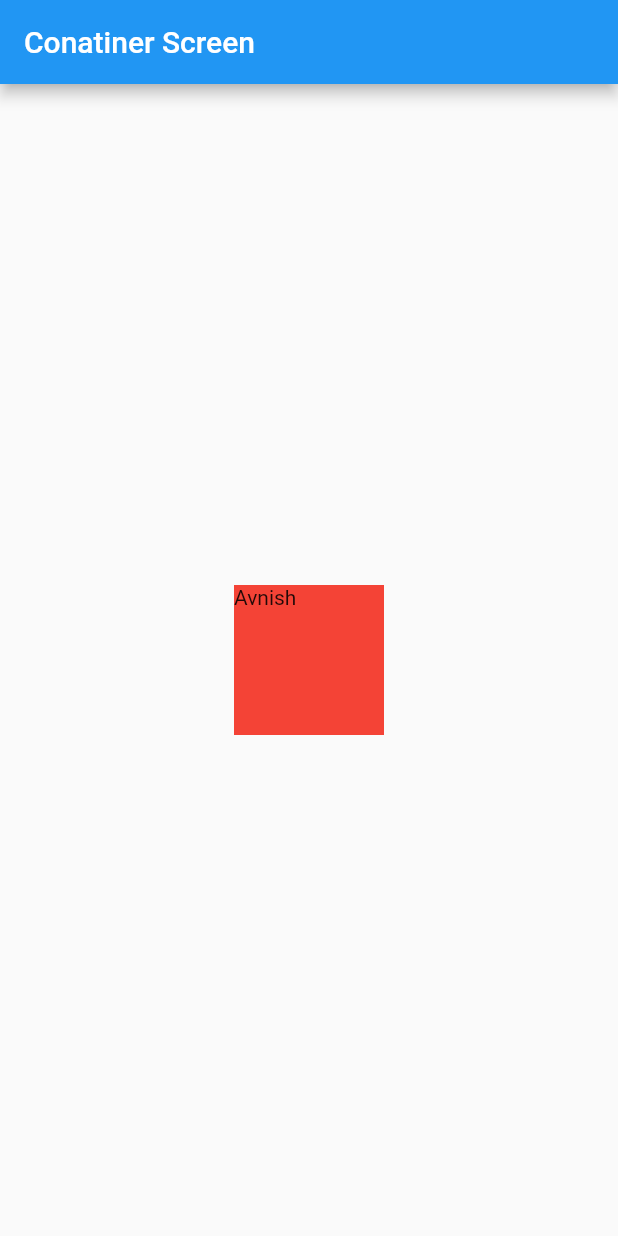
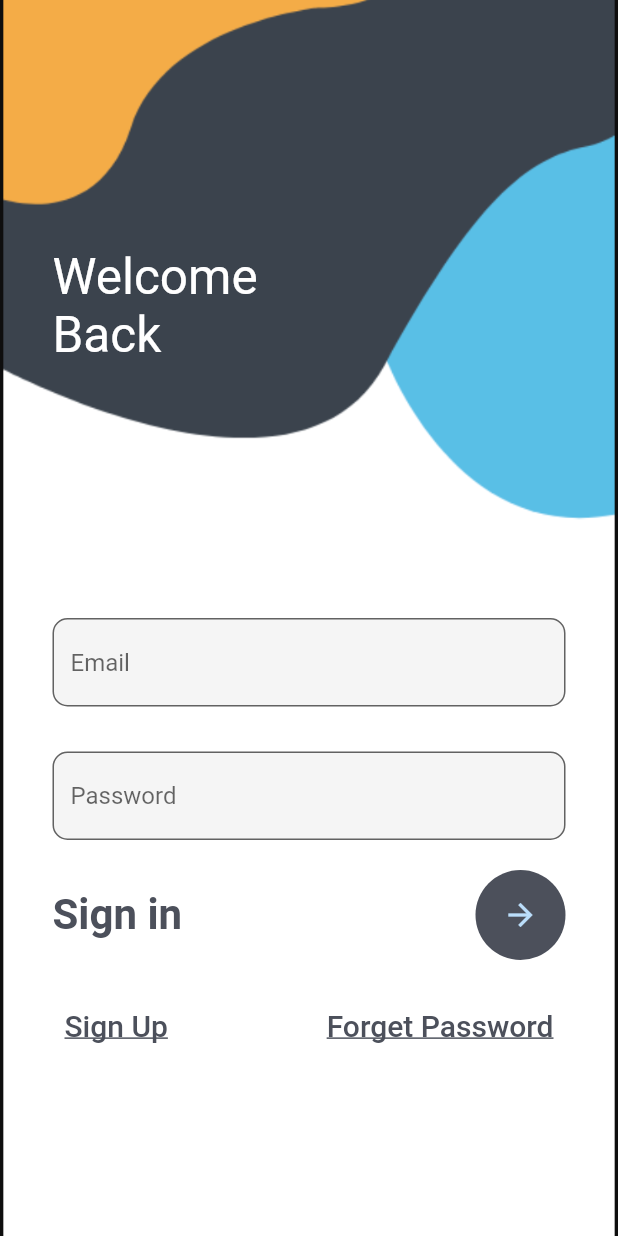
Before and after one commit to avnishaks/flutter, a Flutter app: the screen it shows after launch, on a phone screen of 412 x 824 dp. Run offline on Flutter 3.47's test engine with Material 2 defaults, Android fonts, the phone set to English and light mode, and no system bars.

Commit message:
UI design for the Sign In and Sign Up Page

```diff
--- /dev/null
+++ b/bootcamp_app/lib/login.dart
@@ -0,0 +1,118 @@
+import 'package:flutter/cupertino.dart';
+import 'package:flutter/material.dart';
+
+class MyLogin extends StatefulWidget {
+  const MyLogin({Key? key}) : super(key: key);
+
+  @override
+  _MyLoginState createState() => _MyLoginState();
+}
+
+class _MyLoginState extends State<MyLogin> {
+  @override
+  Widget build(BuildContext context) {
+    return Container(
+      decoration: BoxDecoration(
+          image: DecorationImage(
+              image: AssetImage('assets/login.png'), fit: BoxFit.cover)),
+      child: Scaffold(
+        backgroundColor: Colors.transparent,
+        body: Stack(
+          children: [
+            Container(
+              padding: EdgeInsets.only(
+                left: 35,
+                top: MediaQuery.of(context).size.height * 0.2,
+              ),
+              child: Text(
+                'Welcome \nBack',
+                style: TextStyle(color: Colors.white, fontSize: 33),
+              ),
+            ),
+            SingleChildScrollView(
+              child: Container(
+                padding: EdgeInsets.only(
+                    top: MediaQuery.of(context).size.height * 0.5,
+                    right: 35,
+                    left: 35),
+                child: Column(
+                  children: [
+                    TextField(
+                      decoration: InputDecoration(
+                          fillColor: Colors.grey.shade100,
+                          filled: true,
+                          hintText: 'Email',
+                          border: OutlineInputBorder(
+                              borderRadius: BorderRadius.circular(10))),
+                    ),
+                    SizedBox(
+                      height: 30,
+                    ),
+                    TextField(
+                        obscureText: true,
+                        decoration: InputDecoration(
+                            fillColor: Colors.grey.shade100,
+                            filled: true,
+                            hintText: 'Password',
+                            border: OutlineInputBorder(
+                                borderRadius: BorderRadius.circular(10)))),
+                    SizedBox(
+                      height: 20,
+                    ),
+                    Row(
+                      mainAxisAlignment: MainAxisAlignment.spaceBetween,
+                      children: [
+                        Text(
+                          'Sign in',
+                          style: TextStyle(
+                              color: Color(0xff4c505b),
+                              fontSize: 28,
+                              fontWeight: FontWeight.w700),
+                        ),
+                        CircleAvatar(
+                          radius: 30,
+                          backgroundColor: Color(0xff4c505b),
+                          child: IconButton(
+                              onPressed: () {},
+                              icon: Icon(Icons.arrow_forward)),
+                        )
+                      ],
+                    ),
+                    SizedBox(
+                      height: 20,
+                    ),
+                    Row(
+                      mainAxisAlignment: MainAxisAlignment.spaceBetween,
+                      children: [
+                        TextButton(
+                            onPressed: () {
+                              Navigator.pushNamed(context,'register');
+                            },
+                            child: Text(
+                              'Sign Up',
+                              style: TextStyle(
+                                  decoration: TextDecoration.underline,
+                                  fontSize: 20,
+                                  color: Color(0xff4c505b)),
+                            )),
+                            TextButton(
+                            onPressed: () {},
+                            child: Text(
+                              'Forget Password',
+                              style: TextStyle(
+                                  decoration: TextDecoration.underline,
+                                  fontSize: 20,
+                                  color: Color(0xff4c505b)),
+                            )),
+                      ],
+                    )
+                  ],
+                ),
+              ),
+            ),
+          ],
+        ),
+      ),
+    );
+  }
+}
--- a/bootcamp_app/lib/main.dart
+++ b/bootcamp_app/lib/main.dart
@@ -98,29 +98,22 @@
 
 */
 
+
 import 'package:flutter/material.dart';
+import 'package:bootcamp_app/login.dart';
+import 'package:bootcamp_app/register.dart';
 
-main() {
-  void myfunction() {
-    print("Avnish Singh");
-  }
+
+void main() {
 
   runApp(MaterialApp(
-    home: Scaffold(
-      appBar: AppBar(
-        title: Text("Conatiner Screen"),
-      ),
-      body: Center(
-        child: Container(
-          width: 100,
-          height: 100,
-          color: Colors.red,
-          child: Text("Avnish"),
-        ),
-      ),
-    ),
+    debugShowCheckedModeBanner:true,
+    initialRoute: 'login',
+    routes: {
+      'login':(context)=>MyLogin(),
+      'register':(context)=>MyRegister()
+    },
+
   ));
 
-
-  //" Log in Sign up Feature Based on UI in Flutter"
 }
--- a/bootcamp_app/pubspec.yaml
+++ b/bootcamp_app/pubspec.yaml
@@ -56,9 +56,10 @@
   # included with your application, so that you can use the icons in
   # the material Icons class.
   uses-material-design: true
+  assets:
+    - assets/
 
   # To add assets to your application, add an assets section, like this:
-  # assets:
   #   - images/a_dot_burr.jpeg
   #   - images/a_dot_ham.jpeg
 
```
Also changed, not shown: bootcamp_app/lib/register.dart (added, +173 -0 lines), bootcamp_app/assets/login.png (added), bootcamp_app/assets/register.png (added).
